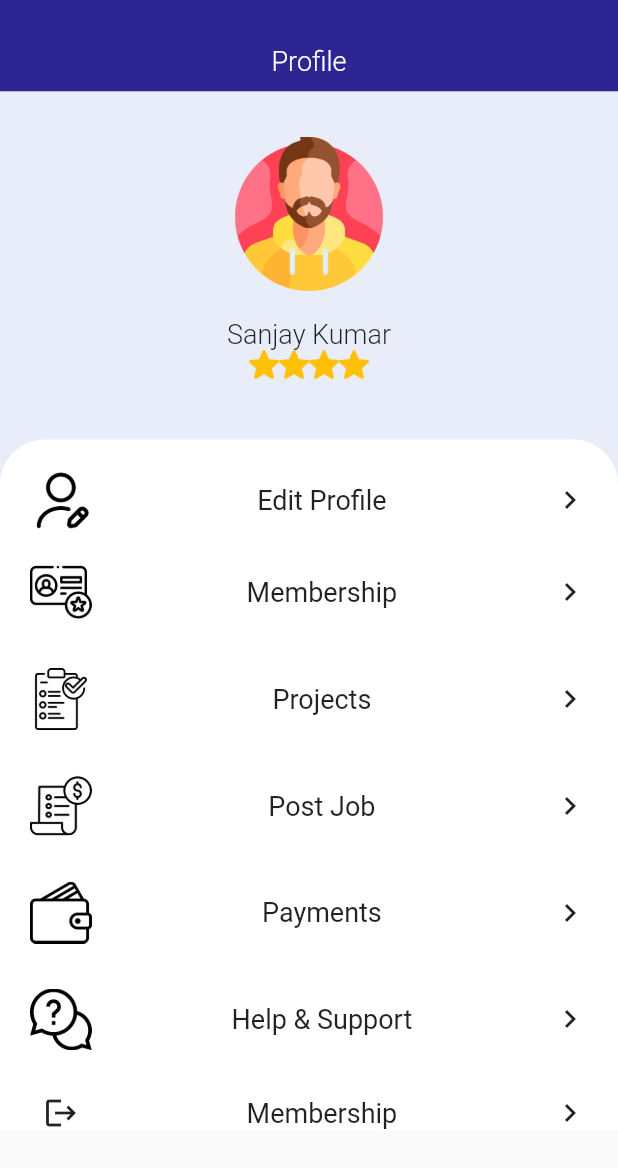
After one commit to author-sanjay/perhour_flutter, a Flutter app: the Home screen opened directly, after a tap on the "menu" icon, on a phone screen of 412 x 824 dp. The commit adds this screen. Shown: the top 1168 px of the screen. Run offline on Flutter 3.47's test engine with Material 2 defaults, Android fonts, the phone set to English and light mode, and no system bars.

Commit message:
profile pagw

```diff
--- a/lib/Screens/Home/Home.dart
+++ b/lib/Screens/Home/Home.dart
@@ -4,10 +4,13 @@ import 'dart:math';
 
 import 'package:flutter/material.dart';
 import 'package:perhour_flutter/Colors.dart';
+import 'package:perhour_flutter/Screens/FreelancerProfile/FreelancerProfile.dart';
+import 'package:perhour_flutter/Screens/FreelancerProfile/SelfProfile.dart';
 import 'package:perhour_flutter/Screens/Home/Client/FreelancersList.dart';
 import 'package:perhour_flutter/Screens/Home/Client/SwipeCard.dart';
 import 'package:perhour_flutter/Screens/Home/Components/Freelancer/Category.dart';
 import 'package:perhour_flutter/Screens/Home/Components/Freelancer/LatestJobs.dart';
+import 'package:perhour_flutter/Screens/ProfileOptions/ProfileOptions.dart';
 
 class Home extends StatefulWidget {
   const Home({super.key});
@@ -56,10 +59,31 @@ class _HomeState extends State<Home> {
                                         left: 10, right: 10, top: 10),
                                     child: Row(
                                       children: [
-                                        const Icon(
+                                        GestureDetector(
+                                          onTap: () {
+                                            Navigator.push(
+                                              context,
+                                              MaterialPageRoute(
+                                                builder: (context) => Drawer(),
+                                              ),
+                                            );
+                                          },
+                                          child: GestureDetector(
+                                            onTap: () {
+                                              Navigator.push(
+                                                context,
+                                                MaterialPageRoute(
+                                                  builder: (context) =>
+                                                      ProfileOptions(),
+                                                ),
+                                              );
+                                            },
+                                            child: const Icon(
                                               Icons.menu,
                                               color: Colors.white,
                                               size: 30,
+                                            ),
+                                          ),
                                         ),
                                         const Spacer(),
                                         GestureDetector(
@@ -127,10 +151,20 @@ class _HomeState extends State<Home> {
                                           ),
                                         ),
                                         const Spacer(),
-                                        const Icon(
+                                        GestureDetector(
+                                          onTap: () {
+                                            Navigator.push(
+                                              context,
+                                              MaterialPageRoute(
+                                                  builder: (context) =>
+                                                      SelfProfile()),
+                                            );
+                                          },
+                                          child: const Icon(
                                             Icons.person,
                                             color: Colors.white,
                                             size: 30,
+                                          ),
                                         )
                                       ],
                                     ),
@@ -339,8 +373,8 @@ class _HomeState extends State<Home> {
                             )),
                         SwipeCards(colorss: colorss, random: random),
                         const Padding(
-                          padding: EdgeInsets.only(
-                              top: 18.0, left: 20, bottom: 20),
+                          padding:
+                              EdgeInsets.only(top: 18.0, left: 20, bottom: 20),
                           child: Text(
                             "Our Recommendation",
                             style: TextStyle(fontSize: 18),
--- /dev/null
+++ b/lib/Screens/ProfileOptions/ProfileOptions.dart
@@ -0,0 +1,224 @@
+import 'package:flutter/material.dart';
+import 'package:flutter/src/widgets/framework.dart';
+import 'package:flutter/src/widgets/placeholder.dart';
+import 'package:perhour_flutter/Colors.dart';
+
+class ProfileOptions extends StatelessWidget {
+  const ProfileOptions({super.key});
+
+  @override
+  Widget build(BuildContext context) {
+    return Scaffold(
+      body: SingleChildScrollView(
+          child: Container(
+        width: MediaQuery.of(context).size.width,
+        // padding: EdgeInsets.all(10),
+        child: Column(
+          children: [
+            Container(
+              width: MediaQuery.of(context).size.width,
+              color: kblue,
+              padding: EdgeInsets.only(top: 30, bottom: 10),
+              child: Center(
+                child: Text(
+                  "Profile",
+                  style: TextStyle(
+                      fontSize: 18,
+                      color: Colors.white,
+                      fontWeight: FontWeight.w300),
+                ),
+              ),
+            ),
+            Container(
+              padding: EdgeInsets.only(top: 30),
+              color: backgroundwhite,
+              child: Column(
+                crossAxisAlignment: CrossAxisAlignment.center,
+                children: [
+                  Container(
+                    width: MediaQuery.of(context).size.width * 0.25,
+                    child: Image(
+                      image: AssetImage("assets/images/Man2.png"),
+                    ),
+                  ),
+                  Padding(
+                    padding: const EdgeInsets.only(top: 18.0),
+                    child: Text(
+                      "Sanjay Kumar",
+                      style:
+                          TextStyle(fontSize: 18, fontWeight: FontWeight.w300),
+                    ),
+                  ),
+                  Row(
+                    children: [
+                      Spacer(),
+                      for (int i = 0; i < 4; i++)
+                        Container(
+                          width: 20,
+                          child: Image(
+                            image: AssetImage("assets/images/Star1.png"),
+                          ),
+                        ),
+                      Spacer(),
+                    ],
+                  ),
+                  Padding(
+                    padding: const EdgeInsets.only(top: 40.0),
+                    child: Container(
+                      decoration: BoxDecoration(
+                          color: Colors.white,
+                          borderRadius: BorderRadius.only(
+                              topLeft: Radius.circular(30),
+                              topRight: Radius.circular(30))),
+                      width: MediaQuery.of(context).size.width,
+                      padding: EdgeInsets.only(left: 20, right: 20, top: 20),
+                      child: Column(children: [
+                        Container(
+                          child: Row(
+                            children: [
+                              Container(
+                                  width:
+                                      MediaQuery.of(context).size.width * 0.1,
+                                  child: Image(
+                                      image: AssetImage(
+                                          "assets/images/Edit1.png"))),
+                              Spacer(),
+                              Text(
+                                "Edit Profile",
+                                style: TextStyle(fontSize: 18),
+                              ),
+                              Spacer(),
+                              Icon(Icons.chevron_right_sharp)
+                            ],
+                          ),
+                        ),
+                        Container(
+                          padding: EdgeInsets.only(top: 20),
+                          child: Row(
+                            children: [
+                              Container(
+                                  width:
+                                      MediaQuery.of(context).size.width * 0.1,
+                                  child: Image(
+                                      image: AssetImage(
+                                          "assets/images/Membershipcard1.png"))),
+                              Spacer(),
+                              Text(
+                                "Membership",
+                                style: TextStyle(fontSize: 18),
+                              ),
+                              Spacer(),
+                              Icon(Icons.chevron_right_sharp)
+                            ],
+                          ),
+                        ),
+                        Container(
+                          padding: EdgeInsets.only(top: 30),
+                          child: Row(
+                            children: [
+                              Container(
+                                  width:
+                                      MediaQuery.of(context).size.width * 0.1,
+                                  child: Image(
+                                      image: AssetImage(
+                                          "assets/images/Briefing1.png"))),
+                              Spacer(),
+                              Text(
+                                "Projects",
+                                style: TextStyle(fontSize: 18),
+                              ),
+                              Spacer(),
+                              Icon(Icons.chevron_right_sharp)
+                            ],
+                          ),
+                        ),
+                        Container(
+                          padding: EdgeInsets.only(top: 30),
+                          child: Row(
+                            children: [
+                              Container(
+                                  width:
+                                      MediaQuery.of(context).size.width * 0.1,
+                                  child: Image(
+                                      image: AssetImage(
+                                          "assets/images/Bill1.png"))),
+                              Spacer(),
+                              Text(
+                                "Post Job",
+                                style: TextStyle(fontSize: 18),
+                              ),
+                              Spacer(),
+                              Icon(Icons.chevron_right_sharp)
+                            ],
+                          ),
+                        ),
+                        Container(
+                          padding: EdgeInsets.only(top: 30),
+                          child: Row(
+                            children: [
+                              Container(
+                                  width:
+                                      MediaQuery.of(context).size.width * 0.1,
+                                  child: Image(
+                                      image: AssetImage(
+                                          "assets/images/Wallet1.png"))),
+                              Spacer(),
+                              Text(
+                                "Payments",
+                                style: TextStyle(fontSize: 18),
+                              ),
+                              Spacer(),
+                              Icon(Icons.chevron_right_sharp)
+                            ],
+                          ),
+                        ),
+                        Container(
+                          padding: EdgeInsets.only(top: 30),
+                          child: Row(
+                            children: [
+                              Container(
+                                  width:
+                                      MediaQuery.of(context).size.width * 0.1,
+                                  child: Image(
+                                      image: AssetImage(
+                                          "assets/images/Help1.png"))),
+                              Spacer(),
+                              Text(
+                                "Help & Support",
+                                style: TextStyle(fontSize: 18),
+                              ),
+                              Spacer(),
+                              Icon(Icons.chevron_right_sharp)
+                            ],
+                          ),
+                        ),
+                        Container(
+                          padding: EdgeInsets.only(top: 30),
+                          child: Row(
+                            children: [
+                              Container(
+                                width: MediaQuery.of(context).size.width * 0.1,
+                                child: Icon(Icons.logout),
+                              ),
+                              Spacer(),
+                              Text(
+                                "Membership",
+                                style: TextStyle(fontSize: 18),
+                              ),
+                              Spacer(),
+                              Icon(Icons.chevron_right_sharp)
+                            ],
+                          ),
+                        )
+                      ]),
+                    ),
+                  )
+                ],
+              ),
+            ),
+          ],
+        ),
+      )),
+    );
+  }
+}
```
Also changed, not shown: lib/Screens/FreelancerProfile/SelfProfile.dart (added, +142 -0 lines), assets/images/Bill1.png (added), assets/images/Briefing1.png (added), assets/images/Edit1.png (added), assets/images/Help1.png (added), assets/images/Membershipcard1.png (added), assets/images/Next.png (added), assets/images/Wallet1.png (added). Lines whose indentation alone changed are shown as unchanged.
